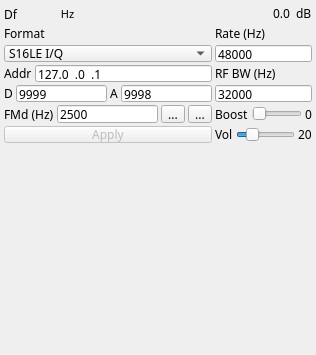
Above: plugins/channelrx/udpsrc/udpsrcgui.ui from f4exb/sdrangel before the change. Below: the same form after it.
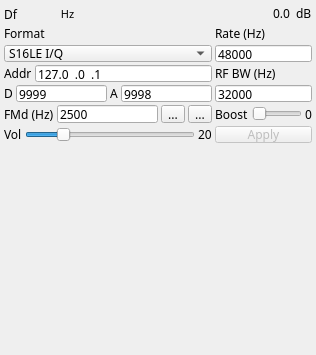
That is the form after the change. Icons and pictures are not drawn. Custom widgets are drawn as their Qt base class.

Commit message: UDPSink plugin GUI: added VU meter

Diff of the .ui file:
```diff
--- a/plugins/channelrx/udpsrc/udpsrcgui.ui
+++ b/plugins/channelrx/udpsrc/udpsrcgui.ui
@@ -150,43 +150,6 @@
       </item>
      </layout>
     </item>
-    <item row="7" column="1">
-     <layout class="QHBoxLayout" name="VolumeLayout">
-      <item>
-       <widget class="QLabel" name="volumeLabel">
-        <property name="text">
-         <string>Vol</string>
-        </property>
-       </widget>
-      </item>
-      <item>
-       <widget class="QSlider" name="volume">
-        <property name="toolTip">
-         <string>Audio volume</string>
-        </property>
-        <property name="maximum">
-         <number>100</number>
-        </property>
-        <property name="pageStep">
-         <number>1</number>
-        </property>
-        <property name="value">
-         <number>20</number>
-        </property>
-        <property name="orientation">
-         <enum>Qt::Horizontal</enum>
-        </property>
-       </widget>
-      </item>
-      <item>
-       <widget class="QLabel" name="volumeText">
-        <property name="text">
-         <string>20</string>
-        </property>
-       </widget>
-      </item>
-     </layout>
-    </item>
     <item row="0" column="0">
      <layout class="QHBoxLayout" name="DeltaFrequencyLayout">
       <property name="topMargin">
@@ -358,6 +321,23 @@
       </item>
      </layout>
     </item>
+    <item row="3" column="1">
+     <widget class="QLabel" name="label_3">
+      <property name="text">
+       <string>RF BW (Hz)</string>
+      </property>
+     </widget>
+    </item>
+    <item row="5" column="1">
+     <widget class="QLineEdit" name="rfBandwidth">
+      <property name="toolTip">
+       <string>Signal bandwidth</string>
+      </property>
+      <property name="text">
+       <string>32000</string>
+      </property>
+     </widget>
+    </item>
     <item row="6" column="0">
      <layout class="QHBoxLayout" name="AudioPortLayout">
       <item>
@@ -415,36 +395,6 @@
       </item>
      </layout>
     </item>
-    <item row="5" column="1">
-     <widget class="QLineEdit" name="rfBandwidth">
-      <property name="toolTip">
-       <string>Signal bandwidth</string>
-      </property>
-      <property name="text">
-       <string>32000</string>
-      </property>
-     </widget>
-    </item>
-    <item row="7" column="0">
-     <widget class="QPushButton" name="applyBtn">
-      <property name="enabled">
-       <bool>false</bool>
-      </property>
-      <property name="toolTip">
-       <string>Apply text input and/or samples format</string>
-      </property>
-      <property name="text">
-       <string>Apply</string>
-      </property>
-     </widget>
-    </item>
-    <item row="3" column="1">
-     <widget class="QLabel" name="label_3">
-      <property name="text">
-       <string>RF BW (Hz)</string>
-      </property>
-     </widget>
-    </item>
     <item row="2" column="1">
      <widget class="QLineEdit" name="sampleRate">
       <property name="toolTip">
@@ -529,6 +479,56 @@
       </item>
      </layout>
     </item>
+    <item row="7" column="0">
+     <layout class="QHBoxLayout" name="VolumeLayout">
+      <item>
+       <widget class="QLabel" name="volumeLabel">
+        <property name="text">
+         <string>Vol</string>
+        </property>
+       </widget>
+      </item>
+      <item>
+       <widget class="QSlider" name="volume">
+        <property name="toolTip">
+         <string>Audio volume</string>
+        </property>
+        <property name="maximum">
+         <number>100</number>
+        </property>
+        <property name="pageStep">
+         <number>1</number>
+        </property>
+        <property name="value">
+         <number>20</number>
+        </property>
+        <property name="orientation">
+         <enum>Qt::Horizontal</enum>
+        </property>
+       </widget>
+      </item>
+      <item>
+       <widget class="QLabel" name="volumeText">
+        <property name="text">
+         <string>20</string>
+        </property>
+       </widget>
+      </item>
+     </layout>
+    </item>
+    <item row="7" column="1">
+     <widget class="QPushButton" name="applyBtn">
+      <property name="enabled">
+       <bool>false</bool>
+      </property>
+      <property name="toolTip">
+       <string>Apply text input and/or samples format</string>
+      </property>
+      <property name="text">
+       <string>Apply</string>
+      </property>
+     </widget>
+    </item>
    </layout>
   </widget>
   <widget class="QWidget" name="spectrumBox" native="true">
```
Left out of the diff: 1 changed line with no effect on the pictures. The commit also changes 1 other file.
